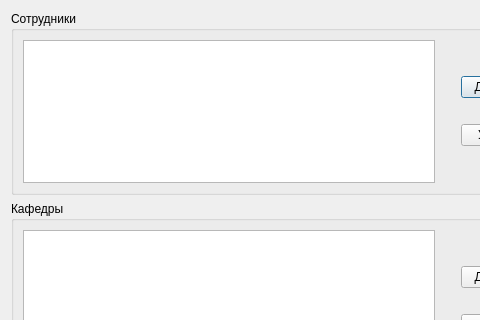
The window that ui/staffuniversitywindow.ui (7enSmile/clientVKR) describes before a commit, drawn with Qt 5; both pictures show x 0 to 480 and y 0 to 320 of the 584 by 424 pixel window.
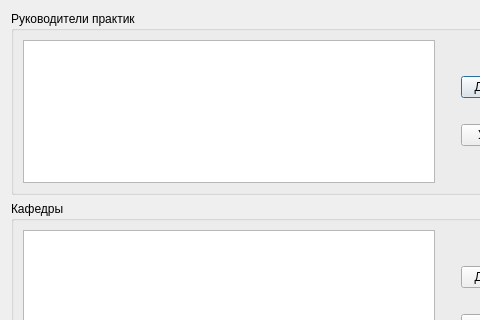
The same window after the commit.

Commit message: изменение интерфейса

Patch:
```diff
--- a/ui/staffuniversitywindow.ui
+++ b/ui/staffuniversitywindow.ui
@@ -17,7 +17,7 @@
    <item>
     <widget class="QGroupBox" name="groupBox">
      <property name="title">
-      <string>Сотрудники</string>
+      <string>Руководители практик</string>
      </property>
      <layout class="QHBoxLayout" name="horizontalLayout">
       <item>
```
Left out of the diff: 2 changed lines with no effect on the pictures. The commit also changes 1 other file.
